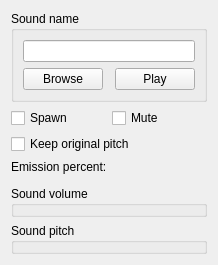
Qt form code/nel/tools/3d/object_viewer_qt/src/plugins/object_viewer/particle_sound_form.ui (ryzom/ryzomcore) before a commit.
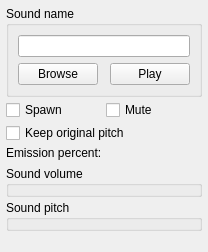
The same form after that commit. Custom widgets are drawn as their Qt base class.

Commit message: Changed: #1193 Updated ovqt icons(thanks Kaetemi). Updated layout value gradient dialog. Added initial scheme bank work for particle system editor.

```diff
--- a/code/nel/tools/3d/object_viewer_qt/src/plugins/object_viewer/particle_sound_form.ui
+++ b/code/nel/tools/3d/object_viewer_qt/src/plugins/object_viewer/particle_sound_form.ui
@@ -14,6 +14,12 @@
    <string>Form</string>
   </property>
   <layout class="QVBoxLayout" name="verticalLayout">
+   <property name="spacing">
+    <number>3</number>
+   </property>
+   <property name="margin">
+    <number>6</number>
+   </property>
    <item>
     <widget class="QGroupBox" name="groupBox">
      <property name="title">
```
The commit also changes 127 other files.
